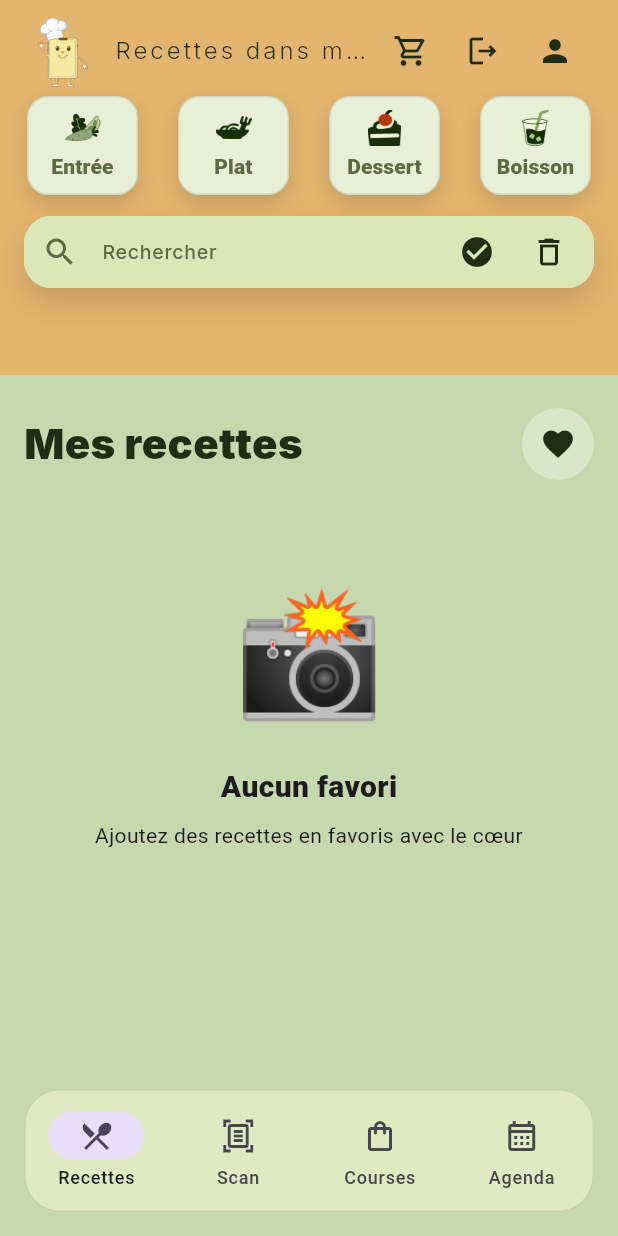
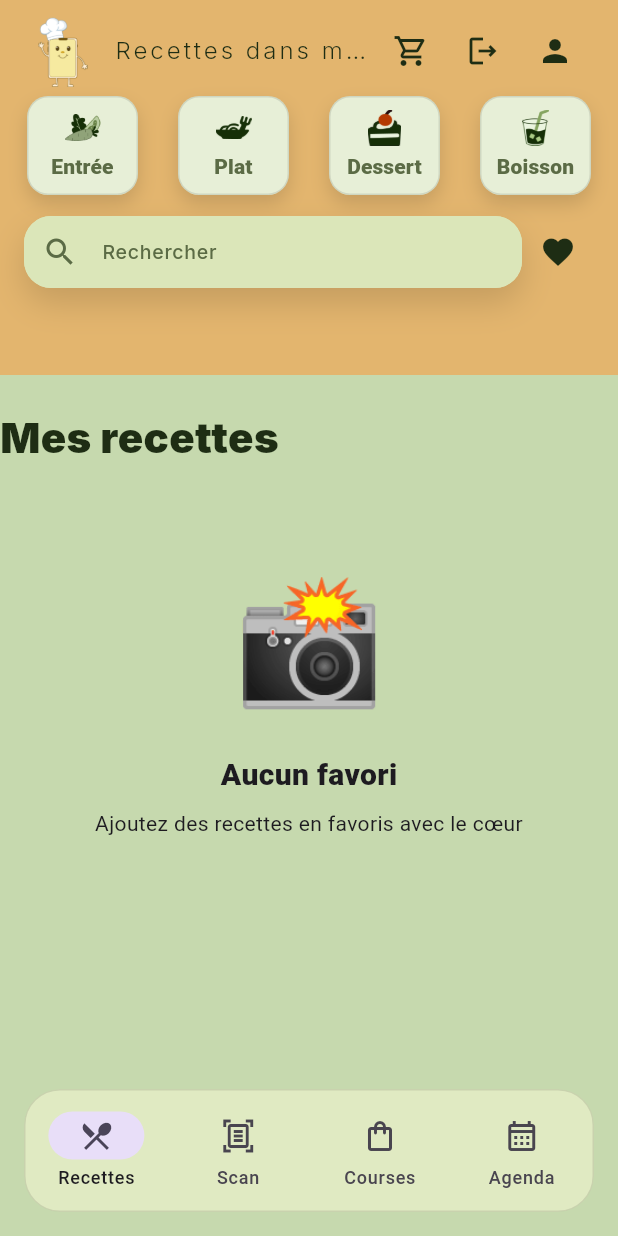
Before and after one commit to Mehdi-Mouilbeau/recettes_magiques, a Flutter app: the HomeScreen screen opened by its route, after a tap on the "favorite outline" icon, on a phone screen of 412 x 824 dp. Run offline on Flutter 3.47's test engine with Material 3 defaults, Android fonts, the light colour scheme and no system bars; our stand-ins replace cached_network_image, cloud_firestore, firebase_analytics, firebase_auth, firebase_core, firebase_storage and 4 more; missing offline and left inert: google_mlkit_text_recognition; accounts and stored records are empty.

Commit message:
nettoyage web et correctif ui

```diff
--- a/lib/screens/home/widgets/home_top_panel.dart
+++ b/lib/screens/home/widgets/home_top_panel.dart
@@ -73,17 +73,20 @@ class HomeTopPanel extends StatelessWidget {
                             IconButton(
                               tooltip: headerAction.tooltip,
                               onPressed: headerAction.onPressed(context),
-                              icon: Icon(headerAction.icon, color: AppColors.text),
+                              icon: Icon(headerAction.icon,
+                                  color: AppColors.text),
                             ),
                             IconButton(
                               tooltip: 'Déconnexion',
                               onPressed: () => controller.signOut(context),
-                              icon: const Icon(Icons.logout_outlined, color: AppColors.text),
+                              icon: const Icon(Icons.logout_outlined,
+                                  color: AppColors.text),
                             ),
                             IconButton(
                               tooltip: 'Profil',
                               onPressed: () => context.push('/account'),
-                              icon: const Icon(Icons.person, color: AppColors.text),
+                              icon: const Icon(Icons.person,
+                                  color: AppColors.text),
                             ),
                           ],
                         ),
@@ -91,8 +94,6 @@ class HomeTopPanel extends StatelessWidget {
 
                       // ----------------------------
                       // RESTE (flexible)
-                      // -> Expanded empêche l'overflow
-                      // -> Pas de scroll ressenti (NeverScrollable), mais absorbe les surplus
                       // ----------------------------
                       Expanded(
                         child: SingleChildScrollView(
@@ -102,16 +103,21 @@ class HomeTopPanel extends StatelessWidget {
                             children: [
                               // Catégories avec images assets
                               Padding(
-                                padding: const EdgeInsets.symmetric(horizontal: 18),
+                                padding:
+                                    const EdgeInsets.symmetric(horizontal: 18),
                                 child: Row(
-                                  mainAxisAlignment: MainAxisAlignment.spaceBetween,
+                                  mainAxisAlignment:
+                                      MainAxisAlignment.spaceBetween,
                                   children: [
                                     _cat(
                                       label: 'Entrée',
-                                      assetPath: 'assets/icons/Icone_entree.png',
-                                      active: controller.category == RecipeCategory.entree,
+                                      assetPath:
+                                          'assets/icons/Icone_entree.png',
+                                      active: controller.category ==
+                                          RecipeCategory.entree,
                                       onTap: () => controller.setCategory(
-                                        controller.category == RecipeCategory.entree
+                                        controller.category ==
+                                                RecipeCategory.entree
                                             ? null
                                             : RecipeCategory.entree,
                                       ),
@@ -119,9 +125,11 @@ class HomeTopPanel extends StatelessWidget {
                                     _cat(
                                       label: 'Plat',
                                       assetPath: 'assets/icons/Icone_plat.png',
-                                      active: controller.category == RecipeCategory.plat,
+                                      active: controller.category ==
+                                          RecipeCategory.plat,
                                       onTap: () => controller.setCategory(
-                                        controller.category == RecipeCategory.plat
+                                        controller.category ==
+                                                RecipeCategory.plat
                                             ? null
                                             : RecipeCategory.plat,
                                       ),
@@ -129,19 +137,24 @@ class HomeTopPanel extends StatelessWidget {
                                     _cat(
                                       label: 'Dessert',
                                       assetPath: 'assets/icons/Icone_cake.png',
-                                      active: controller.category == RecipeCategory.dessert,
+                                      active: controller.category ==
+                                          RecipeCategory.dessert,
                                       onTap: () => controller.setCategory(
-                                        controller.category == RecipeCategory.dessert
+                                        controller.category ==
+                                                RecipeCategory.dessert
                                             ? null
                                             : RecipeCategory.dessert,
                                       ),
                                     ),
                                     _cat(
                                       label: 'Boisson',
-                                      assetPath: 'assets/icons/Icone_boisson.png',
-                                      active: controller.category == RecipeCategory.boisson,
+                                      assetPath:
+                                          'assets/icons/Icone_boisson.png',
+                                      active: controller.category ==
+                                          RecipeCategory.boisson,
                                       onTap: () => controller.setCategory(
-                                        controller.category == RecipeCategory.boisson
+                                        controller.category ==
+                                                RecipeCategory.boisson
                                             ? null
                                             : RecipeCategory.boisson,
                                       ),
@@ -154,11 +167,16 @@ class HomeTopPanel extends StatelessWidget {
 
                               // Search
                               Padding(
-                                padding: const EdgeInsets.symmetric(horizontal: 16),
+                                padding:
+                                    const EdgeInsets.symmetric(horizontal: 16),
+                                child: Row(
+                                  children: [
+                                    Expanded(
                                       child: Container(
                                         decoration: BoxDecoration(
                                           color: _searchBg,
-                                    borderRadius: BorderRadius.circular(18),
+                                          borderRadius:
+                                              BorderRadius.circular(18),
                                           boxShadow: const [
                                             BoxShadow(
                                               blurRadius: 18,
@@ -168,9 +186,11 @@ class HomeTopPanel extends StatelessWidget {
                                           ],
                                         ),
                                         child: TextField(
-                                    controller: controller.fieldController,
+                                          controller:
+                                              controller.fieldController,
                                           textInputAction: TextInputAction.done,
-                                    onSubmitted: (_) => controller.addFromField(context),
+                                          onSubmitted: (_) =>
+                                              controller.addFromField(context),
                                           decoration: InputDecoration(
                                             hintText: 'Rechercher',
                                             hintStyle: AppTextStyles.hint(),
@@ -179,33 +199,40 @@ class HomeTopPanel extends StatelessWidget {
                                               color: AppColors.textMuted,
                                             ),
                                             border: OutlineInputBorder(
-                                        borderRadius: BorderRadius.circular(18),
+                                              borderRadius:
+                                                  BorderRadius.circular(18),
                                               borderSide: BorderSide.none,
                                             ),
                                             filled: true,
                                             fillColor: _searchBg,
-                                      contentPadding: const EdgeInsets.symmetric(vertical: 12),
+                                            contentPadding:
+                                                const EdgeInsets.symmetric(
+                                                    vertical: 12),
                                             suffixIcon: Row(
                                               mainAxisSize: MainAxisSize.min,
                                               children: [
-                                          IconButton(
-                                            tooltip: 'Ajouter',
-                                            onPressed: ingProv.isLoadingSuggestions
-                                                ? null
-                                                : () => controller.addFromField(context),
-                                            icon: const Icon(
-                                              Icons.check_circle,
-                                              color: AppColors.text,
-                                            ),
-                                          ),
-                                          IconButton(
-                                            tooltip: 'Vider',
-                                            onPressed: () => controller.clearItems(context),
-                                            icon: const Icon(
-                                              Icons.delete_outline,
-                                              color: AppColors.text,
-                                            ),
-                                          ),
+                                                // IconButton(
+                                                //   tooltip: 'Ajouter',
+                                                //   onPressed: ingProv
+                                                //           .isLoadingSuggestions
+                                                //       ? null
+                                                //       : () => controller
+                                                //           .addFromField(
+                                                //               context),
+                                                //   icon: const Icon(
+                                                //     Icons.check_circle,
+                                                //     color: AppColors.text,
+                                                //   ),
+                                                // ),
+                                                // IconButton(
+                                                //   tooltip: 'Vider',
+                                                //   onPressed: () => controller
+                                                //       .clearItems(context),
+                                                //   icon: const Icon(
+                                                //     Icons.delete_outline,
+                                                //     color: AppColors.text,
+                                                //   ),
+                                                // ),
                                                 const SizedBox(width: 6),
                                               ],
                                             ),
@@ -213,11 +240,27 @@ class HomeTopPanel extends StatelessWidget {
                                         ),
                                       ),
                                     ),
+                                    IconButton(
+                                      tooltip: controller.showFavoritesOnly
+                                          ? 'Afficher tout'
+                                          : 'Afficher les favoris',
+                                      onPressed: controller.toggleFavoritesOnly,
+                                      icon: Icon(
+                                        controller.showFavoritesOnly
+                                            ? Icons.favorite
+                                            : Icons.favorite_border,
+                                        color: AppColors.text,
+                                      ),
+                                    ),
+                                  ],
+                                ),
+                              ),
 
                               // Status compact
                               const SizedBox(height: 6),
                               Padding(
-                                padding: const EdgeInsets.symmetric(horizontal: 16),
+                                padding:
+                                    const EdgeInsets.symmetric(horizontal: 16),
                                 child: _CompactStatus(ingProv: ingProv),
                               ),
                               const SizedBox(height: 6),
--- a/lib/screens/home/widgets/recipes_section.dart
+++ b/lib/screens/home/widgets/recipes_section.dart
@@ -29,28 +29,7 @@ class RecipesSection extends StatelessWidget {
       delegate: SliverChildListDelegate(
         [
           // TITLE ROW
-          Padding(
-            padding: const EdgeInsets.symmetric(horizontal: 16),
-            child: Row(
-              children: [
-                Expanded(
-                  child: Text('Mes recettes', style: AppTextStyles.sectionTitle()),
-                ),
-                Material(
-                  color: Colors.white.withValues(alpha: 0.35),
-                  shape: const CircleBorder(),
-                  child: IconButton(
-                    tooltip: controller.showFavoritesOnly ? 'Afficher tout' : 'Afficher les favoris',
-                    onPressed: controller.toggleFavoritesOnly,
-                    icon: Icon(
-                      controller.showFavoritesOnly ? Icons.favorite : Icons.favorite_border,
-                      color: AppColors.text,
-                    ),
-                  ),
-                ),
-              ],
-            ),
-          ),
+          Text('Mes recettes', style: AppTextStyles.sectionTitle()),
           const SizedBox(height: 12),
 
           // EMPTY / GRID
--- a/pubspec.yaml
+++ b/pubspec.yaml
@@ -27,6 +27,7 @@ dependencies:
   http: ^1.0.0
   image: ^4.7.2
   shared_preferences: ^2.5.4
+  firebase_app_check: ^0.4.1+4
 
 dev_dependencies:
   flutter_test:
```
Also changed, not shown: lib/main.dart (+97 -24 lines), lib/services/ocr_service.dart (+3 -8 lines), lib/services/storage_service.dart (+2 -7 lines), lib/firebase_options.dart (deleted), pubspec.lock, 2 other files. Lines whose indentation alone changed are shown as unchanged.
